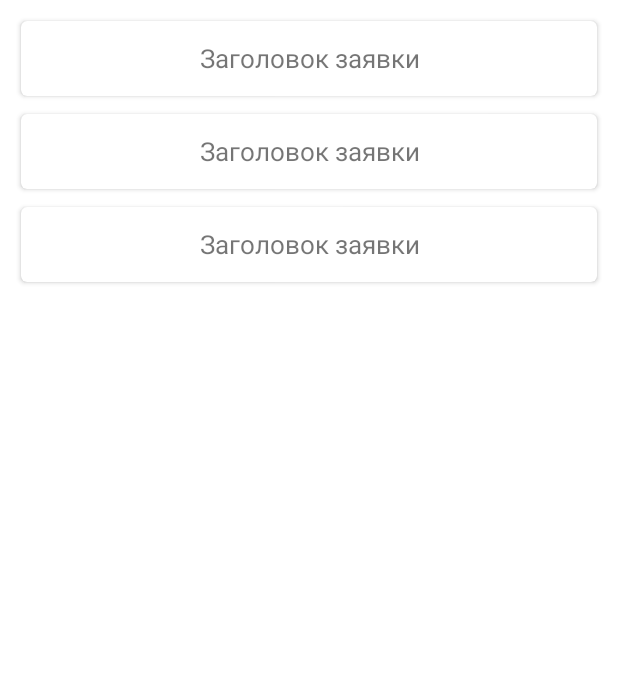
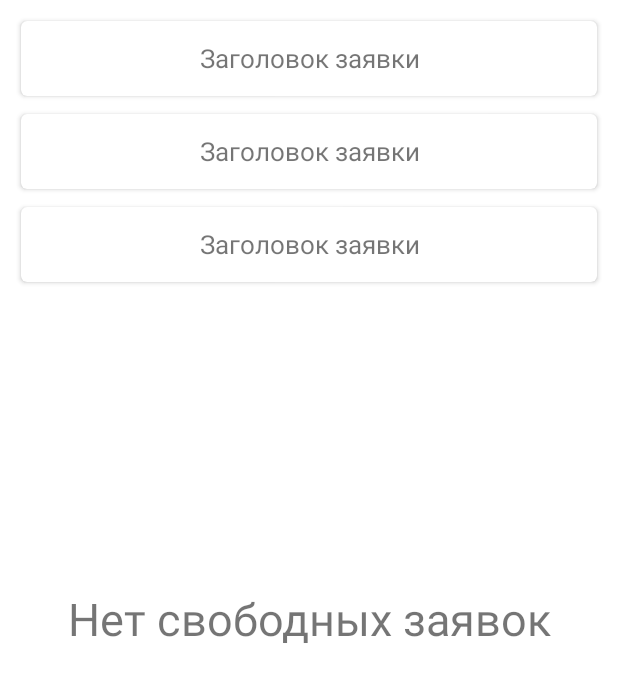
Before and after one commit to kirilltobola/covid-volunteer, an Android app: the layout fragment_active_orders.xml on its own in the app's theme, with its tools: preview values and no code run, on a phone screen of 412 x 824 dp. Shown: the top 682 px of the screen. Run offline under Robolectric (Android 15) with nearby library versions, the phone set to English and light mode, and no system bars.

Commit message:
Add empty list message text view

```diff
--- a/app/src/main/res/layout/fragment_active_orders.xml
+++ b/app/src/main/res/layout/fragment_active_orders.xml
@@ -4,6 +4,19 @@
     android:layout_height="match_parent"
     xmlns:app="http://schemas.android.com/apk/res-auto"
     xmlns:tools="http://schemas.android.com/tools">
+
+        <androidx.appcompat.widget.AppCompatTextView
+            android:id="@+id/activeOrdersEmptyTextView"
+            android:layout_width="wrap_content"
+            android:layout_height="wrap_content"
+            android:text="Нет свободных заявок"
+            android:gravity="center"
+            android:textSize="30sp"
+            app:layout_constraintStart_toStartOf="parent"
+            app:layout_constraintEnd_toEndOf="parent"
+            app:layout_constraintTop_toTopOf="parent"
+            app:layout_constraintBottom_toBottomOf="parent"  />
+
 
     <androidx.recyclerview.widget.RecyclerView
         android:id="@+id/activeOrdersRecyclerView"
```
Also changed, not shown: app/src/main/res/layout/fragment_chats.xml (+12 -0 lines), app/src/main/res/layout/fragment_my_orders.xml (+12 -0 lines), app/src/main/res/layout/fragment_my_orders_medic.xml (+12 -0 lines).
